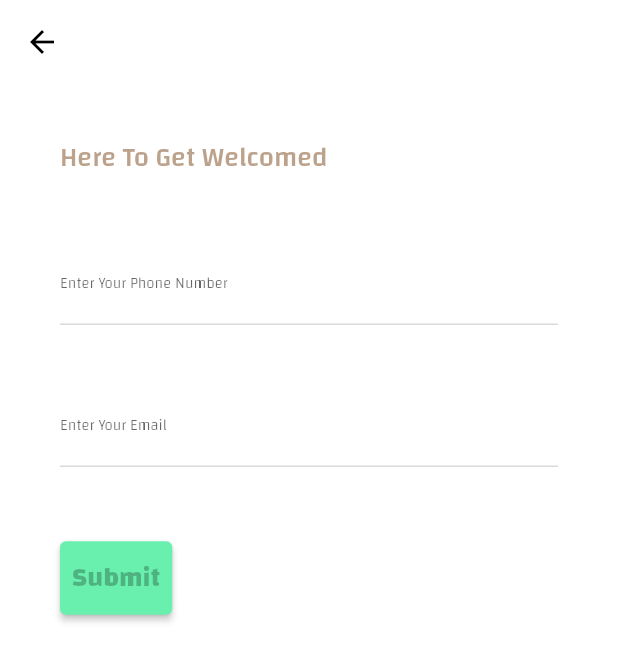
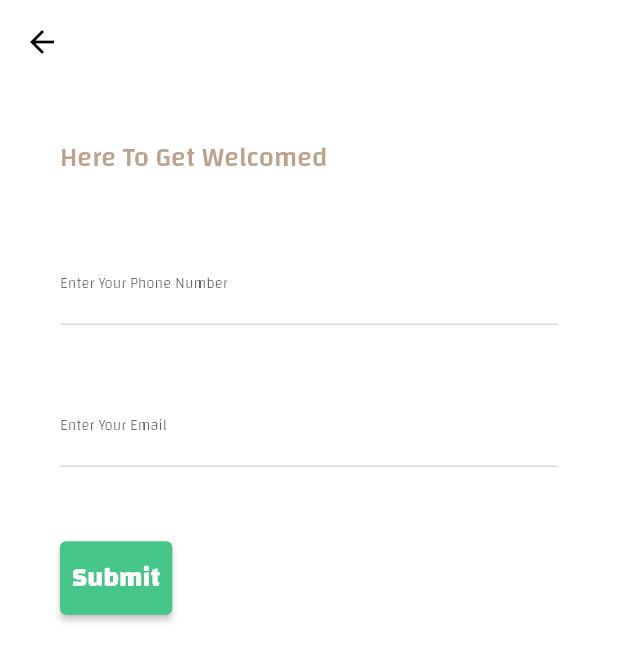
Before and after one commit to Zezo-01/Emtalik, a Flutter app: the screen it shows after launch, on a phone screen of 412 x 824 dp. Shown: the top 662 px of the screen. Run offline on Flutter 3.47's test engine with Material 2 defaults, Android fonts, the phone set to English and light mode, and no system bars; our stand-ins replace localization, motion_toast.

Commit message:
improved colors (still not final)

```diff
--- a/lib/etc/appenv.dart
+++ b/lib/etc/appenv.dart
@@ -3,20 +3,20 @@ import 'package:flutter/material.dart';
 abstract class AppEnv {
   // This is not good colors and needs to be changed
 
-  static const _defaultDarkTextColor = Color.fromARGB(255, 143, 98, 55);
-  static const _defaultDarkMediumTextColor = Color.fromARGB(181, 160, 124, 91);
-  static const _defaultDarkSmallTextColor = Color.fromARGB(255, 160, 134, 111);
+  static const _defaultDarkTextColor = Color.fromARGB(255, 212, 175, 55);
+  static const _defaultDarkMediumTextColor = Color.fromARGB(181, 221, 208, 195);
+  static const _defaultDarkSmallTextColor = Color.fromARGB(255, 236, 234, 232);
   static const _defaultDarklabelMediumTextColor = Colors.white60;
   //*
-  static const _defaultLightTextColor = Color.fromARGB(255, 143, 98, 55);
+  static const _defaultLightTextColor = Color.fromARGB(255, 212, 175, 55);
   static const _defaultLightMediumTextColor = Color.fromARGB(181, 160, 124, 91);
   static const _defaultLightSmallTextColor = Color.fromARGB(255, 160, 134, 111);
   static const _defaultLightlabelMediumTextColor = Colors.white60;
   // LIGHT THEME COLOR SCHEME
   static const ColorScheme _defaultLightColorScheme = ColorScheme(
     brightness: Brightness.light,
-    primary: Colors.greenAccent,
-    onPrimary: Colors.black26,
+    primary: Color.fromARGB(255, 70, 197, 136),
+    onPrimary: Colors.white,
     background: Colors.blueGrey,
     onBackground: Colors.indigo,
     error: Color.fromARGB(255, 124, 8, 0),
@@ -32,8 +32,8 @@ abstract class AppEnv {
     brightness: Brightness.dark,
     // Text Fields and labels
     primary: Color.fromARGB(255, 9, 70, 12),
-    onPrimary: Color.fromARGB(255, 146, 81, 21),
-    background: Colors.white10,
+    onPrimary: Color.fromARGB(255, 212, 175, 55),
+    background: Colors.black12,
     //Apps Background
     onBackground: Colors.indigo,
     error: Color.fromARGB(255, 124, 8, 0),
```
